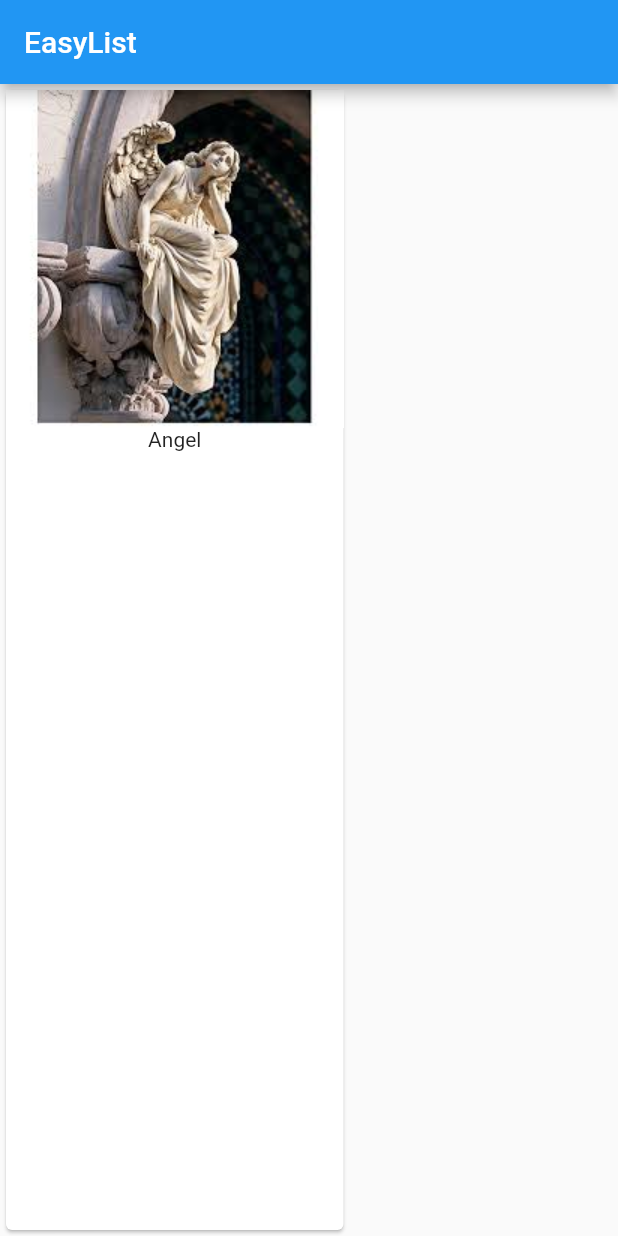
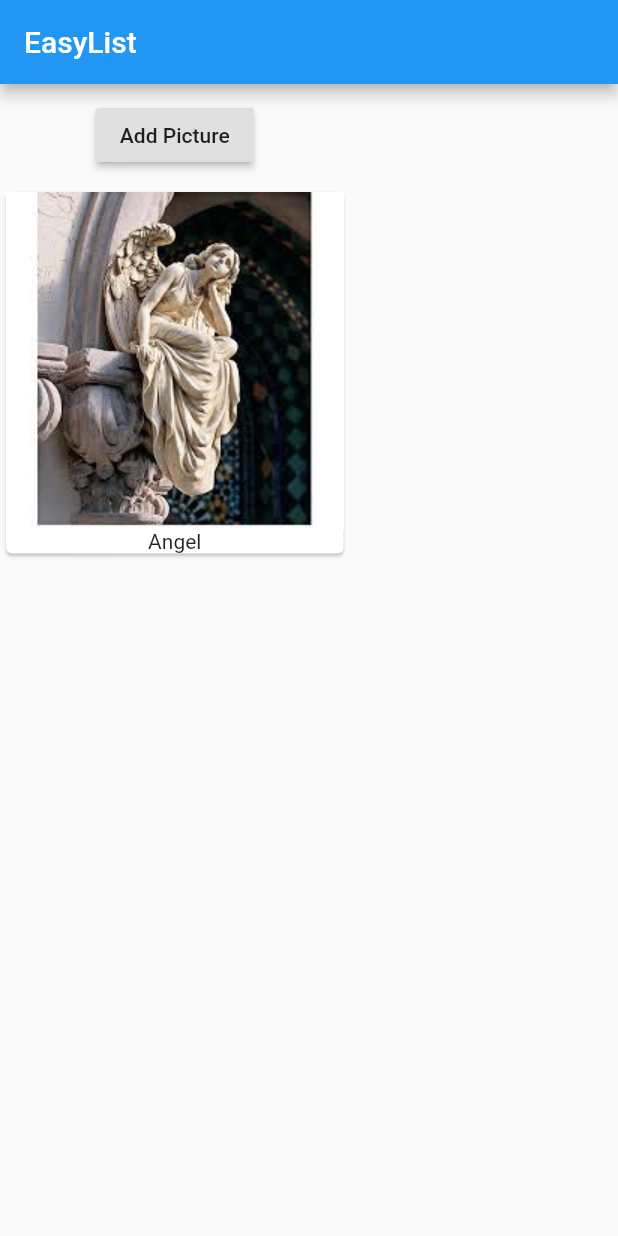
Before and after one commit to rrm86/flutter_course, a Flutter app: the screen it shows after launch, on a phone screen of 412 x 824 dp. Run offline on Flutter 3.47's test engine with Material 2 defaults, Android fonts, the phone set to English and light mode, and no system bars.

Commit message:
Add a button

```diff
--- a/lib/main.dart
+++ b/lib/main.dart
@@ -12,7 +12,16 @@ class MyApp extends StatelessWidget {
           appBar: AppBar(
             title: Text('EasyList'),
           ),
-        body: Card(
+          body: Column(
+            children: [
+              Container(
+                margin:EdgeInsets.all(10.0),
+                child: RaisedButton(
+                  onPressed: () {},
+                  child: Text('Add Picture'),
+                ),
+              ),
+              Card(
                 child: Column(
                   children: <Widget>[
                     Image.asset('assets/image.jpeg'),
@@ -20,7 +29,8 @@ class MyApp extends StatelessWidget {
                   ],
                 ),
               ),
-      ),
+            ],
+          )),
     );
   }
 }
```
Lines whose indentation alone changed are shown as unchanged.
